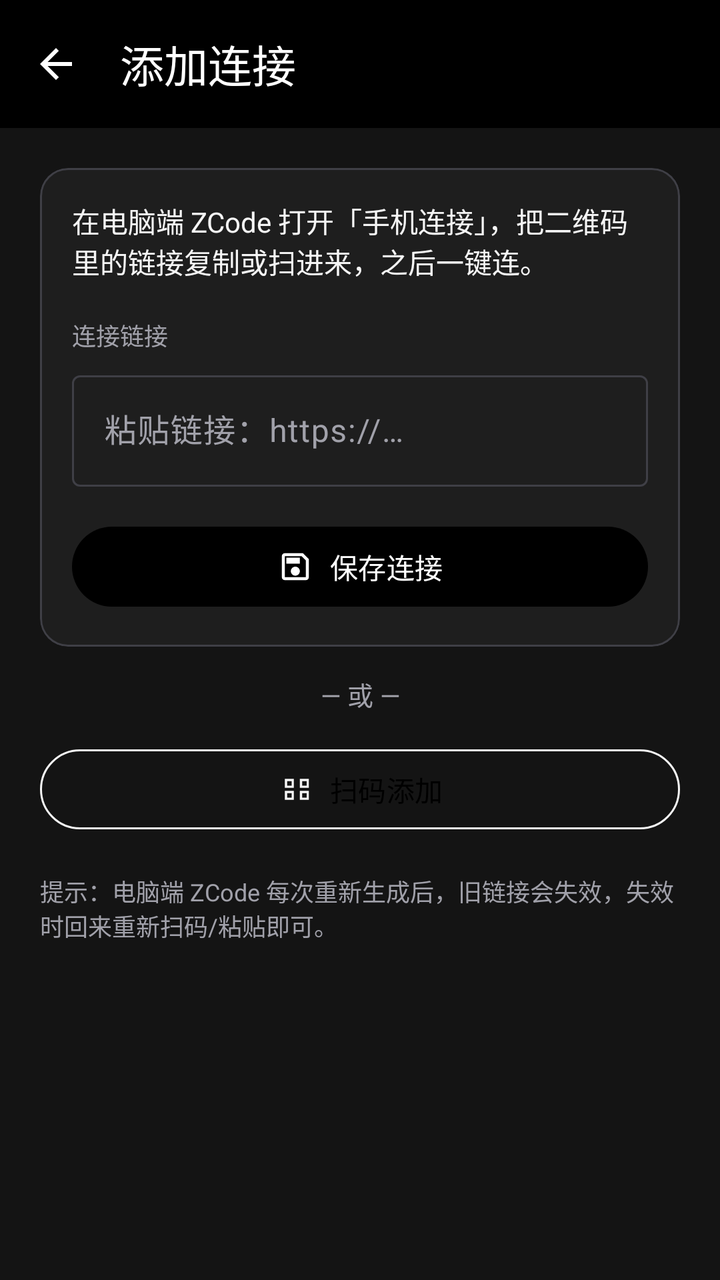
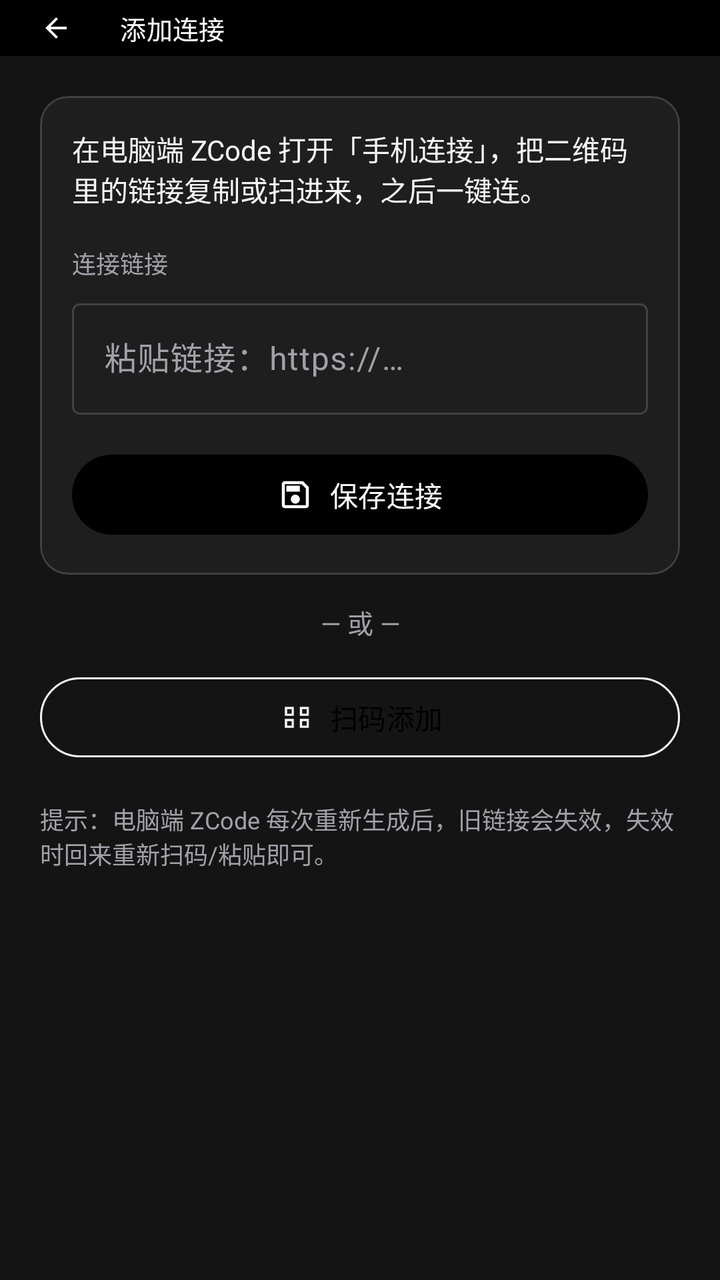

An Android layout rendered at two revisions. The XML below is the earlier revision; the diff shows what the commit changed to produce the second picture.
<!-- AndroidManifest.xml: application theme Theme.ZCodeRemote -->
<!-- res/layout/activity_add.xml -->
<?xml version="1.0" encoding="utf-8"?>
<LinearLayout xmlns:android="http://schemas.android.com/apk/res/android"
    xmlns:app="http://schemas.android.com/apk/res-auto"
    android:id="@+id/root"
    android:layout_width="match_parent"
    android:layout_height="match_parent"
    android:orientation="vertical">

    <com.google.android.material.appbar.MaterialToolbar
        android:id="@+id/toolbar"
        android:layout_width="match_parent"
        android:layout_height="?attr/actionBarSize"
        android:background="@color/primary"
        app:navigationIcon="@drawable/ic_arrow_back"
        app:navigationIconTint="@color/on_primary"
        app:title="@string/add_title"
        app:titleTextColor="@color/on_primary" />

    <ScrollView
        android:layout_width="match_parent"
        android:layout_height="match_parent"
        android:fillViewport="true">

        <LinearLayout
            android:layout_width="match_parent"
            android:layout_height="wrap_content"
            android:orientation="vertical"
            android:padding="20dp">

            <com.google.android.material.card.MaterialCardView
                android:layout_width="match_parent"
                android:layout_height="wrap_content"
                app:cardBackgroundColor="@color/surface"
                app:cardCornerRadius="14dp"
                app:cardElevation="0dp"
                app:strokeColor="@color/outline"
                app:strokeWidth="1dp">

                <LinearLayout
                    android:layout_width="match_parent"
                    android:layout_height="wrap_content"
                    android:orientation="vertical"
                    android:padding="16dp">

                    <TextView
                        android:layout_width="match_parent"
                        android:layout_height="wrap_content"
                        android:text="@string/add_hint"
                        android:textColor="@color/on_surface"
                        android:textSize="14sp" />

                    <TextView
                        android:layout_width="match_parent"
                        android:layout_height="wrap_content"
                        android:layout_marginTop="18dp"
                        android:text="@string/add_link_label"
                        android:textColor="@color/on_surface_variant"
                        android:textSize="12sp" />

                    <com.google.android.material.textfield.TextInputLayout
                        android:id="@+id/link_layout"
                        style="@style/Widget.Material3.TextInputLayout.OutlinedBox"
                        android:layout_width="match_parent"
                        android:layout_height="wrap_content"
                        android:layout_marginTop="6dp"
                        android:hint="@string/add_link_hint">

                        <com.google.android.material.textfield.TextInputEditText
                            android:id="@+id/link_input"
                            android:layout_width="match_parent"
                            android:layout_height="wrap_content"
                            android:inputType="textUri"
                            android:maxLines="1" />
                    </com.google.android.material.textfield.TextInputLayout>

                    <com.google.android.material.button.MaterialButton
                        android:id="@+id/btn_save"
                        android:layout_width="match_parent"
                        android:layout_height="wrap_content"
                        android:layout_marginTop="16dp"
                        android:text="@string/btn_save"
                        app:backgroundTint="@color/primary"
                        app:icon="@drawable/ic_save"
                        app:iconTint="@color/on_primary"
                        app:iconGravity="textStart"
                        app:iconPadding="8dp" />
                </LinearLayout>
            </com.google.android.material.card.MaterialCardView>

            <TextView
                android:layout_width="match_parent"
                android:layout_height="wrap_content"
                android:layout_marginVertical="14dp"
                android:gravity="center"
                android:text="@string/or_divider"
                android:textColor="@color/on_surface_variant"
                android:textSize="13sp" />

            <com.google.android.material.button.MaterialButton
                android:id="@+id/btn_scan"
                style="@style/Widget.Material3.Button.OutlinedButton"
                android:layout_width="match_parent"
                android:layout_height="wrap_content"
                android:text="@string/btn_scan"
                app:icon="@drawable/ic_qr"
                app:iconGravity="textStart"
                app:iconPadding="8dp"
                app:strokeColor="@color/on_surface"
                app:iconTint="@color/on_surface" />

            <TextView
                android:layout_width="match_parent"
                android:layout_height="wrap_content"
                android:layout_marginTop="18dp"
                android:text="提示：电脑端 ZCode 每次重新生成后，旧链接会失效，失效时回来重新扫码/粘贴即可。"
                android:textColor="@color/on_surface_variant"
                android:textSize="12sp" />
        </LinearLayout>
    </ScrollView>

</LinearLayout>
<!-- resources referenced by this layout -->
<resources>
  <color name="on_primary">#FFFFFF</color>
  <color name="on_surface">#F5F5F5</color>
  <color name="on_surface_variant">#A1A1AA</color>
  <color name="outline">#3F3F46</color>
  <color name="primary">#000000</color>
  <color name="surface">#1E1E1E</color>
  <!-- drawable ic_arrow_back (drawable) -->
  <?xml version="1.0" encoding="utf-8"?>
  <vector xmlns:android="http://schemas.android.com/apk/res/android"
      android:width="24dp"
      android:height="24dp"
      android:viewportWidth="24"
      android:viewportHeight="24">
      <path
          android:fillColor="#FFFFFFFF"
          android:pathData="M20,11H7.83L13.42,5.41L12,4L4,12L12,20L13.42,18.59L7.83,13H20V11Z" />
  </vector>
  <!-- drawable ic_qr (drawable) -->
  <?xml version="1.0" encoding="utf-8"?>
  <vector xmlns:android="http://schemas.android.com/apk/res/android"
      android:width="24dp"
      android:height="24dp"
      android:viewportWidth="24"
      android:viewportHeight="24">
      <path
          android:fillColor="#FF2563EB"
          android:pathData="M9.5,6.5v3h-3v-3H9.5M11,5H5v6h6V5L11,5M19.5,6.5v3h-3v-3H19.5M21,5h-6v6h6V5L21,5M9.5,14.5v3h-3v-3H9.5M11,13H5v6h6V13L11,13M19.5,14.5v3h-3v-3H19.5M21,13h-6v6h6V13L21,13" />
  </vector>
  <!-- drawable ic_save (drawable) -->
  <?xml version="1.0" encoding="utf-8"?>
  <vector xmlns:android="http://schemas.android.com/apk/res/android"
      android:width="24dp"
      android:height="24dp"
      android:viewportWidth="24"
      android:viewportHeight="24">
      <path
          android:fillColor="#FFFFFFFF"
          android:pathData="M17,3H5C3.89,3 3,3.9 3,5V19C3,20.1 3.89,21 5,21H19C20.1,21 21,20.1 21,19V7L17,3M19,19H5V5H16.17L19,7.83V19M12,12C10.34,12 9,13.34 9,15C9,16.66 10.34,18 12,18C13.66,18 15,16.66 15,15C15,13.34 13.66,12 12,12M6,6H15V10H6V6Z" />
  </vector>
  <string name="add_hint">在电脑端 ZCode 打开「手机连接」，把二维码里的链接复制或扫进来，之后一键连。</string>
  <string name="add_link_hint">粘贴链接：https://…</string>
  <string name="add_link_label">连接链接</string>
  <string name="add_title">添加连接</string>
  <string name="btn_save">保存连接</string>
  <string name="btn_scan">扫码添加</string>
  <string name="or_divider">— 或 —</string>
  <style name="Theme.ZCodeRemote" parent="Theme.Material3.Dark.NoActionBar">
          <item name="colorPrimary">@color/primary</item>
          <item name="colorOnPrimary">@color/on_primary</item>
          <item name="colorPrimaryContainer">@color/primary</item>
          <item name="colorOnPrimaryContainer">@color/on_primary</item>
          <item name="colorSecondary">@color/primary</item>
          <item name="colorSecondaryContainer">@color/primary</item>
          <item name="colorOnSecondaryContainer">@color/on_primary</item>
          <item name="android:colorBackground">@color/background</item>
          <item name="colorSurface">@color/surface</item>
          <item name="colorOnSurface">@color/on_surface</item>
          <item name="colorOnSurfaceVariant">@color/on_surface_variant</item>
          <item name="colorOutline">@color/outline</item>
          <item name="android:statusBarColor">@color/primary</item>
      </style>
  <color name="background">#141414</color>
</resources>

<!-- the commit's change to res/layout/activity_add.xml (unified diff, before → after) -->
@@ -9,11 +9,12 @@
     <com.google.android.material.appbar.MaterialToolbar
         android:id="@+id/toolbar"
         android:layout_width="match_parent"
-        android:layout_height="?attr/actionBarSize"
+        android:layout_height="28dp"
         android:background="@color/primary"
-        app:navigationIcon="@drawable/ic_arrow_back"
+        app:navigationIcon="@drawable/ic_arrow_back_small"
         app:navigationIconTint="@color/on_primary"
         app:title="@string/add_title"
+        app:titleTextAppearance="@style/ZCodeToolbarTitle"
         app:titleTextColor="@color/on_primary" />
 
     <ScrollView
<!-- resource entries referenced after the edit -->
@@ -6,11 +6,11 @@
   <color name="outline">#3F3F46</color>
   <color name="primary">#000000</color>
   <color name="surface">#1E1E1E</color>
-  <!-- drawable ic_arrow_back (drawable) -->
+  <!-- drawable ic_arrow_back_small (drawable) -->
   <?xml version="1.0" encoding="utf-8"?>
   <vector xmlns:android="http://schemas.android.com/apk/res/android"
-      android:width="24dp"
-      android:height="24dp"
+      android:width="16dp"
+      android:height="16dp"
       android:viewportWidth="24"
       android:viewportHeight="24">
       <path
@@ -46,6 +46,9 @@
   <string name="btn_save">保存连接</string>
   <string name="btn_scan">扫码添加</string>
   <string name="or_divider">— 或 —</string>
+  <style name="ZCodeToolbarTitle" parent="TextAppearance.Material3.TitleMedium">
+          <item name="android:textSize">13sp</item>
+      </style>
   <style name="Theme.ZCodeRemote" parent="Theme.Material3.Dark.NoActionBar">
           <item name="colorPrimary">@color/primary</item>
           <item name="colorOnPrimary">@color/on_primary</item>
